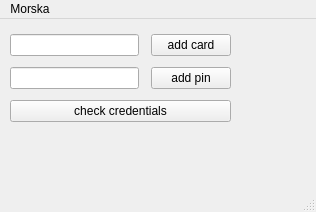
First picture: the form in frontend/login/mainwindow.ui, repository JnsRdnp/ATM-Simulator, before the edit.
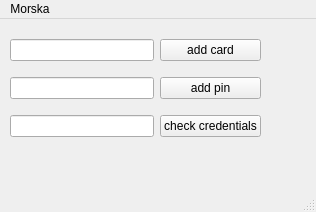
Second picture: the form after the edit.

What changed in the file:
```diff
--- a/frontend/login/mainwindow.ui
+++ b/frontend/login/mainwindow.ui
@@ -19,8 +19,8 @@
      <rect>
       <x>10</x>
       <y>10</y>
-      <width>221</width>
-      <height>101</height>
+      <width>251</width>
+      <height>121</height>
      </rect>
     </property>
     <layout class="QGridLayout" name="gridLayout">
@@ -44,22 +44,29 @@
        </property>
       </widget>
      </item>
-     <item row="2" column="0" colspan="3">
+     <item row="2" column="2">
       <widget class="QPushButton" name="btnCredentials">
        <property name="text">
         <string>check credentials</string>
        </property>
       </widget>
      </item>
+     <item row="2" column="0">
+      <widget class="QLineEdit" name="textAttempts">
+       <property name="text">
+        <string/>
+       </property>
+      </widget>
+     </item>
     </layout>
    </widget>
    <widget class="QLabel" name="loginConfirm">
     <property name="geometry">
      <rect>
-      <x>40</x>
+      <x>10</x>
       <y>130</y>
-      <width>151</width>
-      <height>17</height>
+      <width>301</width>
+      <height>21</height>
      </rect>
     </property>
     <property name="text">
```
Left out of the diff: 12 changed lines with no effect on the pictures.
